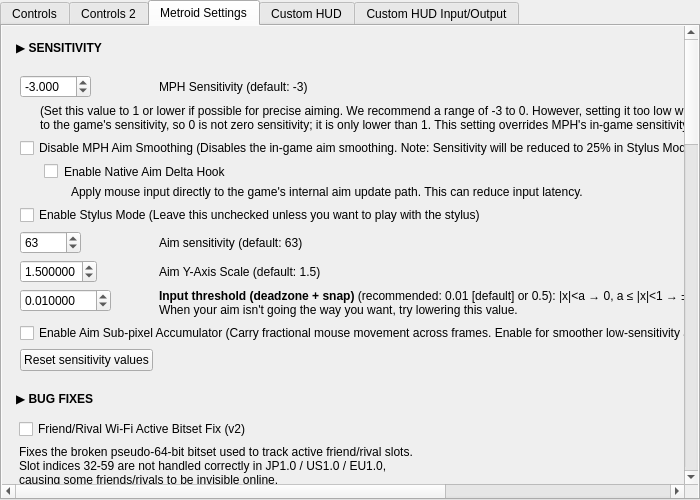
Before: the Qt Designer form src/frontend/qt_sdl/InputConfig/MelonPrimeInputConfig.ui in melonDS-emu/melonDS, drawn with Qt 5.
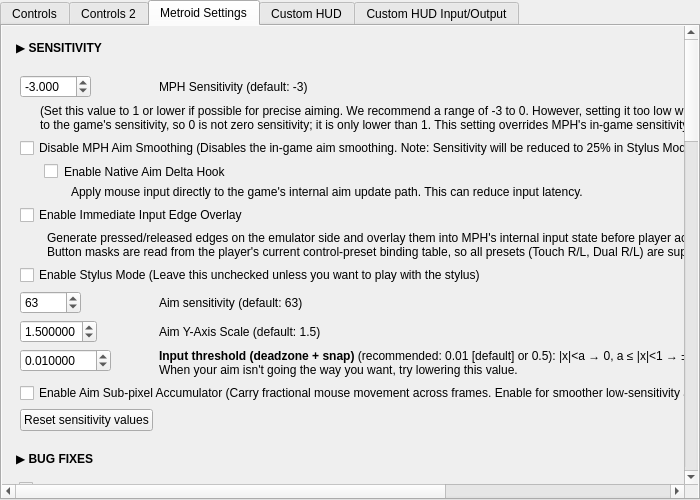
After: the same form once the commit is applied. The open tabs and pages were chosen to show the change.

Commit message: Adding immediate input

```diff
--- a/src/frontend/qt_sdl/InputConfig/MelonPrimeInputConfig.ui
+++ b/src/frontend/qt_sdl/InputConfig/MelonPrimeInputConfig.ui
@@ -127,6 +127,18 @@
 												<property name="styleSheet"><string>QLabel { margin-left: 48px; }</string></property>
 											</widget>
 										</item>
+										<item row="5" column="0" colspan="2">
+											<widget class="QCheckBox" name="cbMetroidEnableImmediateInputEdgeOverlay">
+												<property name="text"><string>Enable Immediate Input Edge Overlay</string></property>
+											</widget>
+										</item>
+										<item row="6" column="0" colspan="2">
+											<widget class="QLabel" name="lblMetroidImmediateInputEdgeOverlayDesc">
+												<property name="text"><string>Generate pressed/released edges on the emulator side and overlay them into MPH's internal input state before player actions are processed. Covers fire, jump, zoom, and movement. Button masks are read from the player's current control-preset binding table, so all presets (Touch R/L, Dual R/L) are supported automatically.</string></property>
+												<property name="wordWrap"><bool>true</bool></property>
+												<property name="styleSheet"><string>QLabel { margin-left: 24px; }</string></property>
+											</widget>
+										</item>
 										<item row="7" column="0" colspan="2">
 											<widget class="QCheckBox" name="cbMetroidEnableStylusMode">
 												<property name="text"><string>Enable Stylus Mode (Leave this unchecked unless you want to play with the stylus)</string></property>
```
The commit also changes 10 other files.
